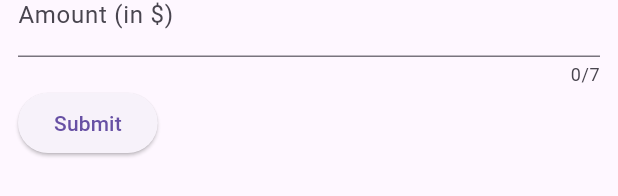
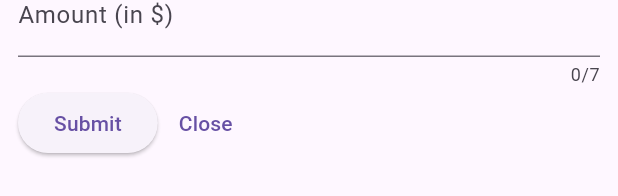
Before and after one commit to kaushalbundel/flutter_expense_tracker, a Flutter app: the NewExpenseModal widget shown alone on an empty page, opened directly, on a phone screen of 412 x 824 dp. Shown: the part 159-355 px from the top of the screen. Run offline on Flutter 3.47's test engine with Material 3 defaults, Android fonts, the phone set to English and light mode, and no system bars.

```diff
--- a/lib/widgets/expense/new_expense_modal.dart
+++ b/lib/widgets/expense/new_expense_modal.dart
@@ -50,6 +50,10 @@ class _NewExpenseModalState extends State<NewExpenseModal> {
                 },
                 child: const Text("Submit"),
               ),
+              TextButton(
+                onPressed: () {},
+                child: const Text("Close"),
+              ), // TODO: As the form is closed the stored values should disappear
             ],
           ),
         ],
```
